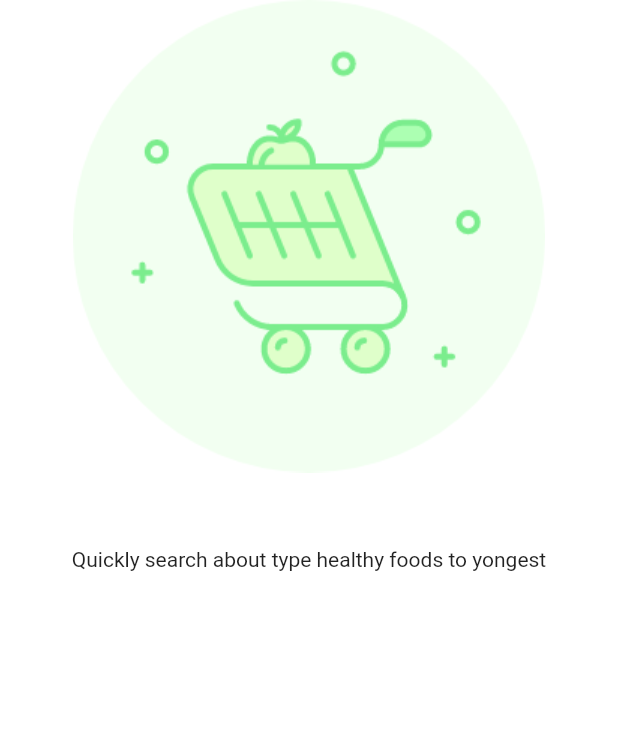
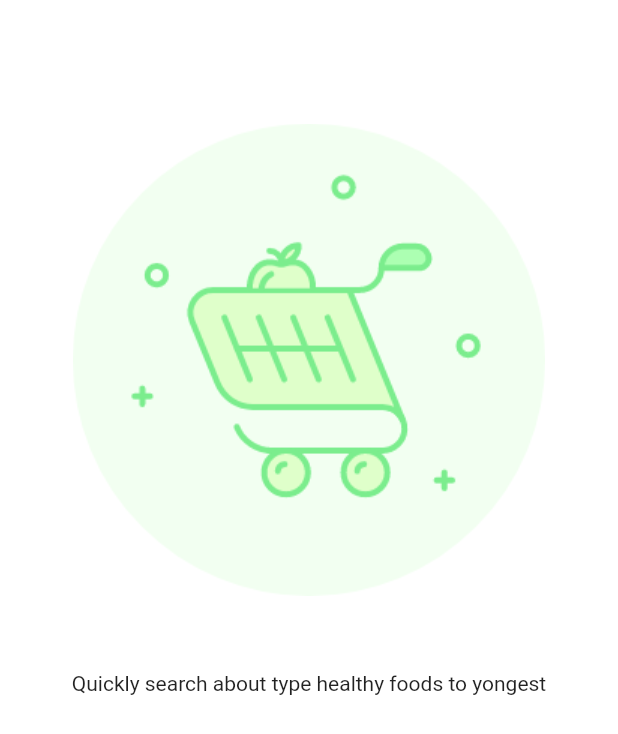
Before and after one commit to omarkaialy/envato, a Flutter app: the Onboard screen opened directly, on a phone screen of 412 x 824 dp. Shown: the top 734 px of the screen. Run offline on Flutter 3.47's test engine with Material 2 defaults, Android fonts, the phone set to English and light mode, and no system bars.

Commit message:
edit onboard screen

```diff
--- /dev/null
+++ b/lib/onboard/component/slide.dart
@@ -0,0 +1,8 @@
+class Slide {
+  final String image;
+  final String text;
+  Slide({
+    required this.image,
+    required this.text,
+  });
+}
--- a/lib/onboard/onboard_screen.dart
+++ b/lib/onboard/onboard_screen.dart
@@ -1,3 +1,5 @@
+import 'package:envato/onboard/component/slide.dart';
+import 'package:envato/splash/splash_screen.dart';
 import 'package:flutter/material.dart';
 
 class Onboard extends StatefulWidget {
@@ -13,19 +15,22 @@ class _OnboardState extends State<Onboard> {
   @override
   void initState() {
     index = 0;
-    // TODO: implement initState
     super.initState();
   }
 
-  final List<Widget> _pages = [
-    Image.asset('assets/images/on_board2.png'),
-    Image.asset('assets/images/on_board1.png'),
-    Image.asset('assets/images/on_board1.png'),
-  ];
-  final List<String> text = [
-    'Quickly search about type healthy foods to yongest',
-    'with one click you can add every ingredient for a recipe to your',
-    'Tailor your recipes feed exactly how you like it',
+  final List<Slide> slides = [
+    Slide(
+      image: 'assets/images/on_board2.png',
+      text: 'Quickly search about type healthy foods to yongest',
+    ),
+    Slide(
+      image: 'assets/images/on_board1.png',
+      text: 'with one click you can add every ingredient for a recipe to your',
+    ),
+    Slide(
+      image: 'assets/images/on_board1.png',
+      text: 'Tailor your recipes feed exactly how you like it',
+    ),
   ];
   @override
   Widget build(BuildContext context) {
@@ -43,18 +48,25 @@ class _OnboardState extends State<Onboard> {
             ),
             child: Column(
               children: [
+                SizedBox(
+                  height: .1 * MediaQuery.sizeOf(context).height,
+                ),
                 GestureDetector(
                     onTap: () {
-                      if (index < _pages.length) {
+                      if (index == (slides.length - 1)) {
+                        Navigator.pushReplacement(context, MaterialPageRoute(builder: (context) {
+                          return const SplashScreen();
+                        }));
+                      } else {
                         setState(() {
-                          index += 1;
+                          index++;
                         });
                       }
                     },
-                    child: _pages[index]),
+                    child: Image.asset(slides[index].image)),
                 const Padding(padding: EdgeInsets.only(bottom: 50)),
                 Text(
-                  text[index],
+                  slides[index].text,
                 ),
               ],
             ),
```
Also changed, not shown: lib/splash/splash_screen.dart (+14 -0 lines).
